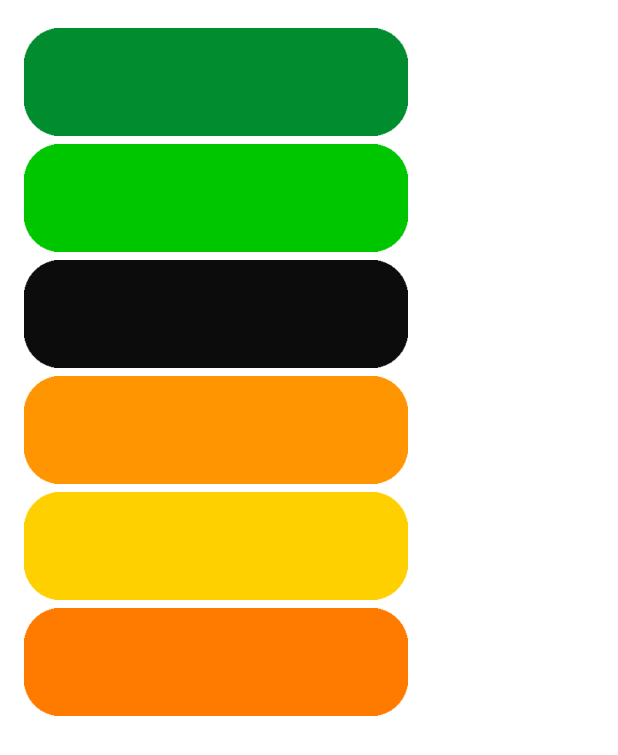
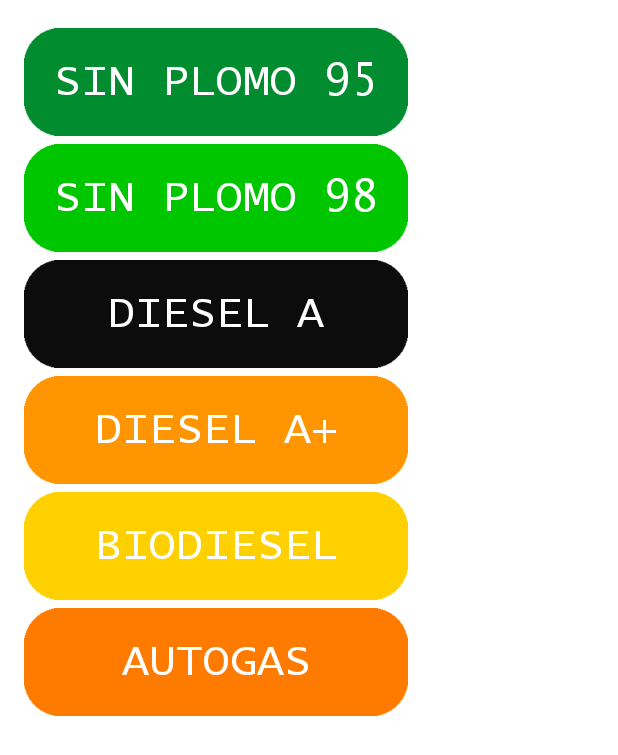
Before and after one commit to SrLario/organify, an Android app: the layout pick_gasoline.xml on its own in the app's theme, with its tools: preview values and no code run, on a phone screen of 412 x 824 dp. Shown: the top 755 px of the screen. Run offline under Robolectric (Android 15) with nearby library versions, the phone set to English and light mode, and no system bars.

Commit message:
Fuel images modify

```diff
--- a/Organify/app/src/main/res/layout/pick_gasoline.xml
+++ b/Organify/app/src/main/res/layout/pick_gasoline.xml
@@ -13,6 +13,7 @@
         android:layout_height="wrap_content">
 
         //SIN PLOMO 95
+
         <ImageView
             android:id="@+id/sinplomo95"
             android:layout_width="256dp"
@@ -25,11 +26,27 @@
             android:clickable="true"
             android:focusable="true"
             app:layout_constraintEnd_toEndOf="parent"
+            app:layout_constraintHorizontal_bias="1.0"
             app:layout_constraintStart_toStartOf="parent"
             app:layout_constraintTop_toTopOf="parent"
             app:srcCompat="@drawable/gasoline_sinplomo95" />
 
+        <TextView
+            android:id="@+id/text_sinplomo95"
+            android:layout_width="wrap_content"
+            android:layout_height="wrap_content"
+            android:textColor="@color/white"
+            android:textSize="30sp"
+            android:fontFamily="@font/lucida_console"
+            android:text="SIN PLOMO 95"
+            app:layout_constraintBottom_toBottomOf="@+id/sinplomo95"
+            app:layout_constraintEnd_toEndOf="@+id/sinplomo95"
+            app:layout_constraintStart_toStartOf=" @+id/sinplomo95"
+            app:layout_constraintTop_toTopOf="@+id/sinplomo95" />
+
+
         //SIN PLOMO 98
+
         <ImageView
             android:id="@+id/sinplomo98"
             android:layout_width="256dp"
@@ -40,6 +57,20 @@
             app:layout_constraintStart_toStartOf="parent"
             app:layout_constraintTop_toBottomOf="@+id/sinplomo95"
             app:srcCompat="@drawable/gasoline_sinplomo98" />
+
+        <TextView
+            android:id="@+id/text_sinplomo98"
+            android:layout_width="wrap_content"
+            android:layout_height="wrap_content"
+            android:fontFamily="@font/lucida_console"
+            android:text="SIN PLOMO 98"
+            android:textColor="@color/white"
+            android:textSize="30sp"
+            app:layout_constraintBottom_toBottomOf="@+id/sinplomo98"
+            app:layout_constraintEnd_toEndOf="@+id/sinplomo98"
+            app:layout_constraintStart_toStartOf="@+id/sinplomo98"
+            app:layout_constraintTop_toBottomOf="@+id/sinplomo95" />
+
 
         //DIESEL A
         <ImageView
@@ -53,7 +84,22 @@
             app:layout_constraintTop_toBottomOf="@+id/sinplomo98"
             app:srcCompat="@drawable/gasoline_diesela" />
 
+        <TextView
+            android:id="@+id/text_diesela"
+            android:layout_width="wrap_content"
+            android:layout_height="wrap_content"
+            android:fontFamily="@font/lucida_console"
+            android:text="DIESEL A"
+            android:textColor="@color/white"
+            android:textSize="30sp"
+            app:layout_constraintBottom_toBottomOf="@+id/diesela"
+            app:layout_constraintEnd_toEndOf="@+id/diesela"
+            app:layout_constraintStart_toStartOf="@+id/diesela"
+            app:layout_constraintTop_toBottomOf="@+id/sinplomo98" />
+
+
         //DIESEL A+
+
         <ImageView
             android:id="@+id/dieselaplus"
             android:layout_width="256dp"
@@ -64,6 +110,20 @@
             app:layout_constraintStart_toStartOf="parent"
             app:layout_constraintTop_toBottomOf="@+id/diesela"
             app:srcCompat="@drawable/gasoline_dieselaplus" />
+
+        <TextView
+            android:id="@+id/text_dieselaplus"
+            android:layout_width="wrap_content"
+            android:layout_height="wrap_content"
+            android:fontFamily="@font/lucida_console"
+            android:text="DIESEL A+"
+            android:textColor="@color/white"
+            android:textSize="30sp"
+            app:layout_constraintBottom_toBottomOf="@+id/dieselaplus"
+            app:layout_constraintEnd_toEndOf="@+id/dieselaplus"
+            app:layout_constraintStart_toStartOf="@+id/dieselaplus"
+            app:layout_constraintTop_toBottomOf="@+id/diesela" />
+
 
         //BIODIESEL
         <ImageView
@@ -76,6 +136,19 @@
             app:layout_constraintStart_toStartOf="parent"
             app:layout_constraintTop_toBottomOf="@+id/dieselaplus"
             app:srcCompat="@drawable/gasoline_biodiesel" />
+        <TextView
+            android:id="@+id/text_biodiesel"
+            android:layout_width="wrap_content"
+            android:layout_height="wrap_content"
+            android:fontFamily="@font/lucida_console"
+            android:text="BIODIESEL"
+            android:textColor="@color/white"
+            android:textSize="30sp"
+            app:layout_constraintBottom_toBottomOf="@+id/biodiesel"
+            app:layout_constraintEnd_toEndOf="@+id/biodiesel"
+            app:layout_constraintStart_toStartOf="@+id/biodiesel"
+            app:layout_constraintTop_toBottomOf="@+id/dieselaplus" />
+
 
         //AUTOGAS
 
@@ -92,6 +165,19 @@
             app:layout_constraintTop_toBottomOf="@+id/biodiesel"
             app:srcCompat="@drawable/gasoline_autogas" />
 
+        <TextView
+            android:id="@+id/text_autogas"
+            android:layout_width="wrap_content"
+            android:layout_height="wrap_content"
+            android:fontFamily="@font/lucida_console"
+            android:text="AUTOGAS"
+            android:textColor="@color/white"
+            android:textSize="30sp"
+            app:layout_constraintBottom_toBottomOf="@+id/autogas"
+            app:layout_constraintEnd_toEndOf="@+id/autogas"
+            app:layout_constraintStart_toStartOf="@+id/autogas"
+            app:layout_constraintTop_toBottomOf="@+id/biodiesel" />
+
 
 
     </androidx.constraintlayout.widget.ConstraintLayout>
```
